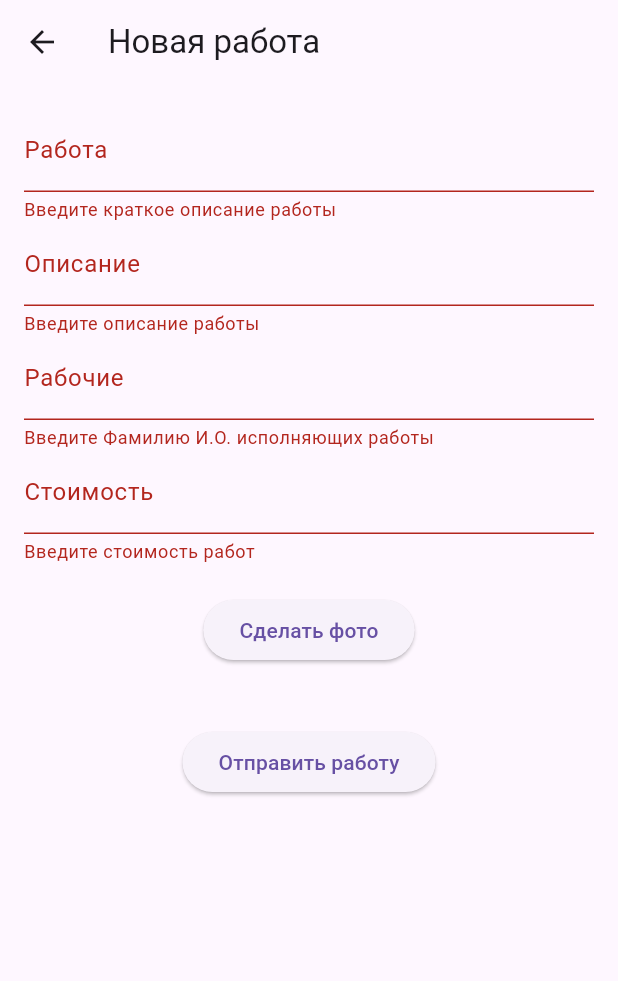
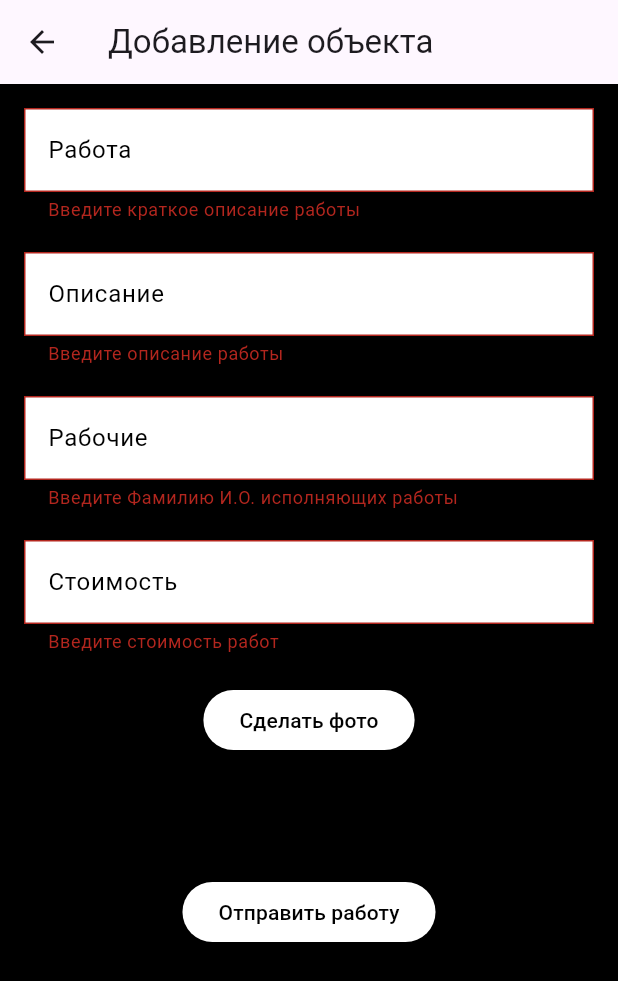
Before and after one commit to webmonkeys-junior/gazservice-flutter, a Flutter app: the AddObjectScreen screen opened directly, after a tap on "Сделать фото", after a tap on "Отправить работу", on a phone screen of 412 x 824 dp. Shown: the top 981 px of the screen. Run offline on Flutter 3.47's test engine with Material 3 defaults, Android fonts, the phone set to English and light mode, and no system bars; our stand-ins replace flutter_cache_manager, flutter_svg, geocoding, geolocator, image_picker, photo_view.

```diff
--- a/lib/add_object_screen.dart
+++ b/lib/add_object_screen.dart
@@ -1,9 +1,9 @@
 import 'package:flutter/material.dart';
-import 'package:http/http.dart' as http;
 import 'package:image_picker/image_picker.dart';
 import 'dart:io';
 import 'package:geolocator/geolocator.dart';
 import 'package:geocoding/geocoding.dart';
+import 'package:http/http.dart' as http;
 
 class AddObjectScreen extends StatefulWidget {
   const AddObjectScreen({Key? key}) : super(key: key);
@@ -101,7 +101,7 @@ class _AddObjectScreenState extends State<AddObjectScreen> {
       );
 
       final placemark = placemarks.first;
-      final address = '${placemark .street}, ${placemark.locality}, ${placemark.postalCode}';
+      final address = '${placemark.street}, ${placemark.locality}, ${placemark.postalCode}';
 
       setState(() {
         _address = address;
@@ -117,9 +117,13 @@ class _AddObjectScreenState extends State<AddObjectScreen> {
   Widget build(BuildContext context) {
     return Scaffold(
         appBar: AppBar(
-        title: const Text("Новая работа"),
+        title: const Text("Добавление объекта"),
     ),
-      body: Padding(
+    body: Container(
+    width: double.infinity,
+    height: double.infinity,
+    color: Colors.black,
+    child: Padding(
     padding: const EdgeInsets.all(16.0),
     child: SingleChildScrollView(
     child: Form(
@@ -127,7 +131,16 @@ class _AddObjectScreenState extends State<AddObjectScreen> {
     child: Column(
     children: [
     TextFormField(
-                  decoration: const InputDecoration(labelText: 'Работа'),
+    decoration: InputDecoration(
+    labelText: 'Работа',
+    labelStyle: TextStyle(color: Colors.black), // Цвет названия поля
+    filled: true,
+    fillColor: Colors.white,
+    border: OutlineInputBorder(
+    borderRadius: BorderRadius.circular(0.0), // Закругленные углы
+    borderSide: BorderSide(color: Colors.white), // Белый контур
+    ),
+    ),
     validator: (value) {
       if (value == null || value.isEmpty) {
         return 'Введите краткое описание работы';
@@ -136,16 +149,18 @@ class _AddObjectScreenState extends State<AddObjectScreen> {
     },
       onSaved: (value) => name = value,
     ),
-                if (_currentPosition != null)
-                  Padding(
-                    padding: const EdgeInsets.symmetric(vertical: 8.0),
-                    child: Text(
-                      'Текущие координаты: ${_currentPosition!.latitude}, ${_currentPosition!.longitude}\nAddress: $_address',
-                      style: TextStyle(color: Colors.grey[600]),
+      const SizedBox(height: 20),
+      TextFormField(
+        decoration: InputDecoration(
+          labelText: 'Описание',
+          labelStyle: TextStyle(color: Colors.black), // Цвет названия поля
+          filled: true,
+          fillColor: Colors.white,
+          border: OutlineInputBorder(
+            borderRadius: BorderRadius.circular(0.0), // Закругленные углы
+            borderSide: BorderSide(color: Colors.white), // Белый контур
           ),
         ),
-                TextFormField(
-                  decoration: const InputDecoration(labelText: 'Описание'),
         validator: (value) {
           if (value == null || value.isEmpty) {
             return 'Введите описание работы';
@@ -154,8 +169,18 @@ class _AddObjectScreenState extends State<AddObjectScreen> {
         },
         onSaved: (value) => description = value,
       ),
+      const SizedBox(height: 20),
       TextFormField(
-                  decoration: const InputDecoration(labelText: 'Рабочие'),
+        decoration: InputDecoration(
+          labelText: 'Рабочие',
+          labelStyle: TextStyle(color: Colors.black), // Цвет названия поля
+          filled: true,
+          fillColor: Colors.white,
+          border: OutlineInputBorder(
+            borderRadius: BorderRadius.circular(0.0), // Закругленные углы
+            borderSide: BorderSide(color: Colors.white), // Белый контур
+          ),
+        ),
         validator: (value) {
           if (value == null || value.isEmpty) {
             return 'Введите Фамилию И.О. исполняющих работы';
@@ -164,8 +189,18 @@ class _AddObjectScreenState extends State<AddObjectScreen> {
         },
         onSaved: (value) => work = value,
       ),
+      const SizedBox(height: 20),
       TextFormField(
-                  decoration: const InputDecoration(labelText: 'Стоимость'),
+        decoration: InputDecoration(
+          labelText: 'Стоимость',
+          labelStyle: TextStyle(color: Colors.black), // Цвет названия поля
+          filled: true,
+          fillColor: Colors.white,
+          border: OutlineInputBorder(
+            borderRadius: BorderRadius.circular(0.0), // Закругленные углы
+            borderSide: BorderSide(color: Colors.white), // Белый контур
+          ),
+        ),
         keyboardType: TextInputType.number,
         validator: (value) {
           if (value == null || value.isEmpty) {
@@ -177,10 +212,14 @@ class _AddObjectScreenState extends State<AddObjectScreen> {
       ),
       const SizedBox(height: 20),
       ElevatedButton(
+        style: ElevatedButton.styleFrom(
+          backgroundColor: Colors.white,
+          foregroundColor: Colors.black,
+        ),
         onPressed: _pickImage,
         child: const Text('Сделать фото'),
       ),
-                const SizedBox(height: 20),
+      const SizedBox(height: 40),
       Wrap(
         spacing: 8.0,
         children: _images.map((image) {
@@ -201,7 +240,36 @@ class _AddObjectScreenState extends State<AddObjectScreen> {
         }).toList(),
       ),
       const SizedBox(height: 20),
+      // Рамка для адреса
+      if (_address != null)
+        Container(
+          padding: const EdgeInsets.all(16.0),
+          decoration: BoxDecoration(
+            border: Border.all(color: Colors.white),
+            borderRadius: BorderRadius.circular(8.0),
+            color: Colors.white,
+          ),
+          child: Column(
+            crossAxisAlignment: CrossAxisAlignment.start,
+            children: [
+              Text(
+                'Адрес:',
+                style: TextStyle(fontWeight: FontWeight.bold, color: Colors.black),
+              ),
+              const SizedBox(height: 8.0),
+              Text(
+                _address!,
+                style: TextStyle(color: Colors.black),
+              ),
+            ],
+          ),
+        ),
+      const SizedBox(height: 20),
       ElevatedButton(
+        style: ElevatedButton.styleFrom(
+          backgroundColor: Colors.white,
+          foregroundColor: Colors.black,
+        ),
         onPressed: _isLoading ? null : _submitForm,
         child: const Text('Отправить работу'),
       ),
@@ -210,6 +278,7 @@ class _AddObjectScreenState extends State<AddObjectScreen> {
     ),
     ),
     ),
+    ),
     );
   }
 }
--- a/lib/main.dart
+++ b/lib/main.dart
@@ -76,7 +76,7 @@ class _AuthScreenState extends State<AuthScreen> {
     ),
     body: Container(
     decoration: BoxDecoration(
-    color: Colors.lightBlue,
+    color: Colors.blue[900],
     ),
     child: Padding(
     padding: const EdgeInsets.all(16.0),
```
Lines whose indentation alone changed are shown as unchanged.
